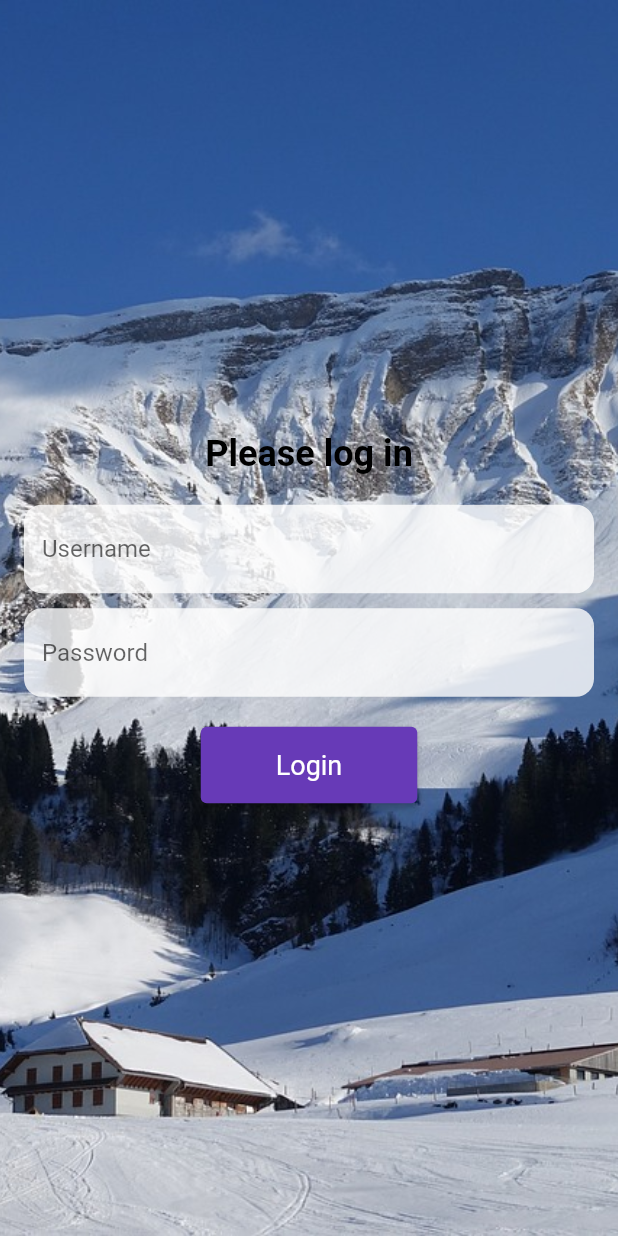
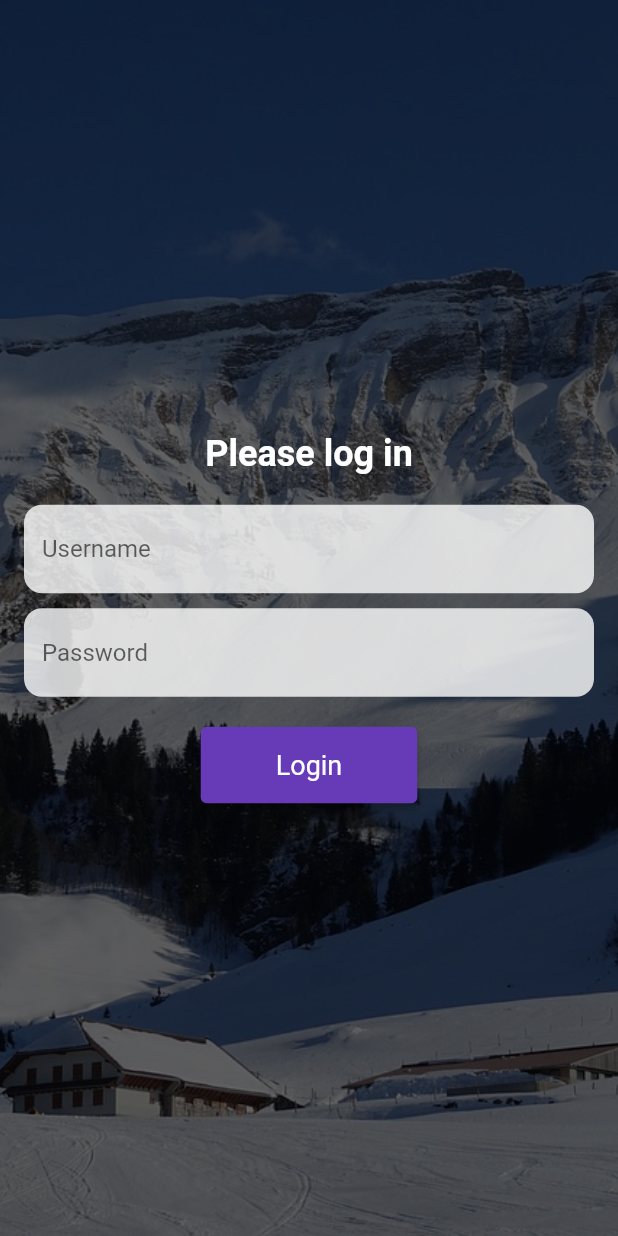
Before and after one commit to seongm1n/snowkorea-project, a Flutter app: the screen it shows after launch, on a phone screen of 412 x 824 dp. Run offline on Flutter 3.47's test engine with Material 3 defaults, Android fonts, the phone set to English and light mode, and no system bars.

Commit message:
update login_screen

```diff
--- a/lib/main.dart
+++ b/lib/main.dart
@@ -12,6 +12,7 @@
   Widget build(BuildContext context) {
     return MaterialApp(
       title: 'Flutter Demo',
+      debugShowCheckedModeBanner: false,
       theme: ThemeData(
         colorScheme: ColorScheme.fromSeed(seedColor: Colors.deepPurple),
         useMaterial3: false,
--- a/lib/screens/loginScreen.dart
+++ b/lib/screens/loginScreen.dart
@@ -16,6 +16,9 @@ class LoginScreen extends StatelessWidget {
               ),
             ),
           ),
+          Container(
+            color: Colors.black.withOpacity(0.6),
+          ),
           Center(
             child: Padding(
               padding: const EdgeInsets.all(16.0),
@@ -27,7 +30,7 @@ class LoginScreen extends StatelessWidget {
                     style: TextStyle(
                       fontSize: 24,
                       fontWeight: FontWeight.bold,
-                      color: Colors.black,
+                      color: Colors.white,
                     ),
                   ),
                   const SizedBox(height: 20),
```
